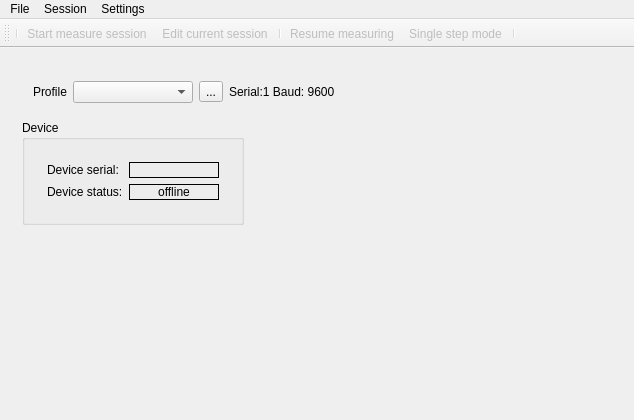
Above: dda_ctrl/experimenter/measurewindow.ui from olegyurchenko/dda-control before the change. Below: the same form after it.
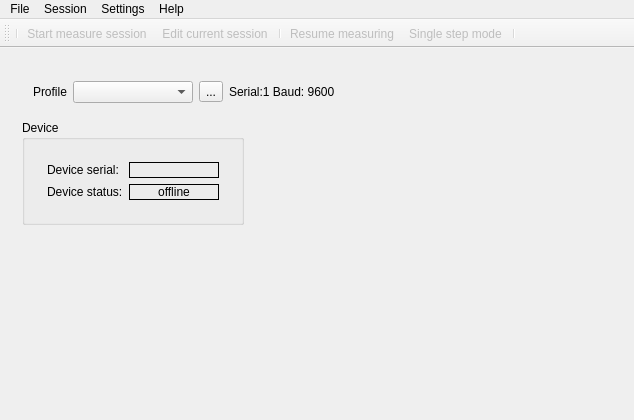
That is the form after the change. Icons and pictures are not drawn. Custom widgets are drawn as their Qt base class.

The edit to the form file:
```diff
--- a/dda_ctrl/experimenter/measurewindow.ui
+++ b/dda_ctrl/experimenter/measurewindow.ui
@@ -480,11 +480,17 @@
     <addaction name="actionResumeMeasuring"/>
     <addaction name="actionSingleStepMode"/>
     <addaction name="separator"/>
-    <addaction name="actionDataProcessing"/>
+   </widget>
+   <widget class="QMenu" name="menuHelp">
+    <property name="title">
+     <string>Help</string>
+    </property>
+    <addaction name="actionAbout"/>
    </widget>
    <addaction name="menuFile"/>
    <addaction name="menuSession"/>
    <addaction name="menuProfile"/>
+   <addaction name="menuHelp"/>
   </widget>
   <widget class="QToolBar" name="mainToolBar">
    <property name="iconSize">
```
Left out of the diff: 55 changed lines with no effect on the pictures.
